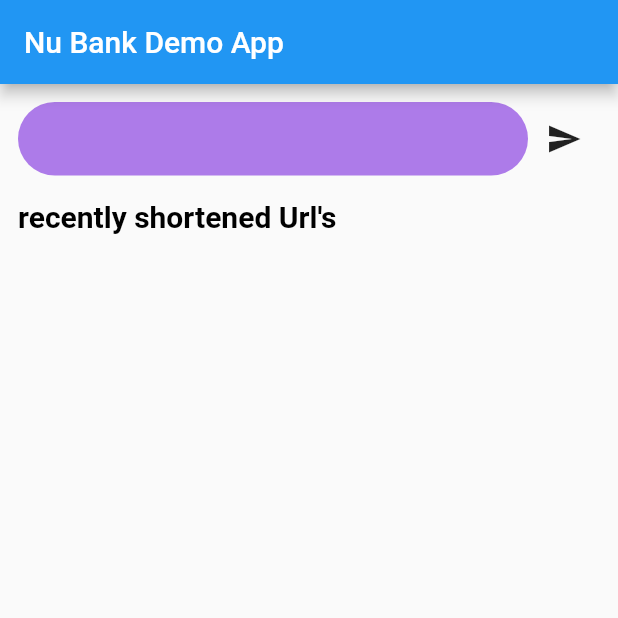
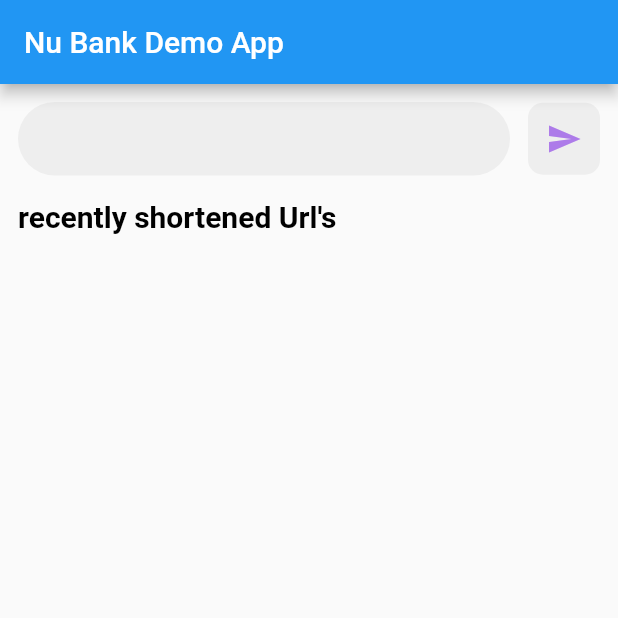
Before and after one commit to Carlos1530gamer/nu_demo_app, a Flutter app: the screen it shows after launch, on a phone screen of 412 x 824 dp, the top half of it. Run offline on Flutter 3.47's test engine with Material 2 defaults, Android fonts, the phone set to English and light mode, and no system bars; our stand-ins replace freezed_annotation, hooks_riverpod.

Commit message:
feature: finish ui

```diff
--- a/lib/presentation/home/view/widgets/home_recently_shorted_content.dart
+++ b/lib/presentation/home/view/widgets/home_recently_shorted_content.dart
@@ -23,11 +23,8 @@ class HomeRecentlyShortedContent extends StatelessWidget {
             ),
           ),
         ),
-        Padding(
-          padding: EdgeInsets.only(top: 12),
-          child: SingleChildScrollView(
-            child: HomeRecentlyShortedList(),
-          ),
+        SingleChildScrollView(
+          child: HomeRecentlyShortedList(),
         ),
       ],
     );
--- a/lib/presentation/home/view/widgets/home_short_component.dart
+++ b/lib/presentation/home/view/widgets/home_short_component.dart
@@ -1,4 +1,5 @@
 import 'package:flutter/material.dart';
+import 'package:flutter/services.dart';
 import 'package:hooks_riverpod/hooks_riverpod.dart';
 
 import '../../../../core/ui/app_colors.dart';
@@ -22,7 +23,7 @@ class HomeShortComponent extends HookConsumerWidget {
               decoration: InputDecoration(
                 contentPadding: const EdgeInsets.all(15),
                 filled: true,
-                fillColor: AppColors.primary,
+                fillColor: AppColors.secundary,
                 border: OutlineInputBorder(
                   borderSide: BorderSide.none,
                   borderRadius: BorderRadius.circular(30),
@@ -30,9 +31,21 @@ class HomeShortComponent extends HookConsumerWidget {
               ),
             ),
           ),
-          IconButton(
-            onPressed: viewModel.shortenerUrl,
-            icon: const Icon(Icons.send),
+          Padding(
+            padding: const EdgeInsets.only(left: 12),
+            child: Container(
+              decoration: BoxDecoration(
+                  color: AppColors.secundary,
+                  borderRadius: BorderRadius.circular(10)),
+              child: IconButton(
+                onPressed: () {
+                  HapticFeedback.mediumImpact();
+                  viewModel.shortenerUrl();
+                },
+                icon: const Icon(Icons.send),
+                color: AppColors.primary,
+              ),
+            ),
           ),
         ],
       ),
```
Also changed, not shown: lib/presentation/home/view/widgets/home_recently_shorted_list_item.dart (+54 -6 lines), 2 other files.
